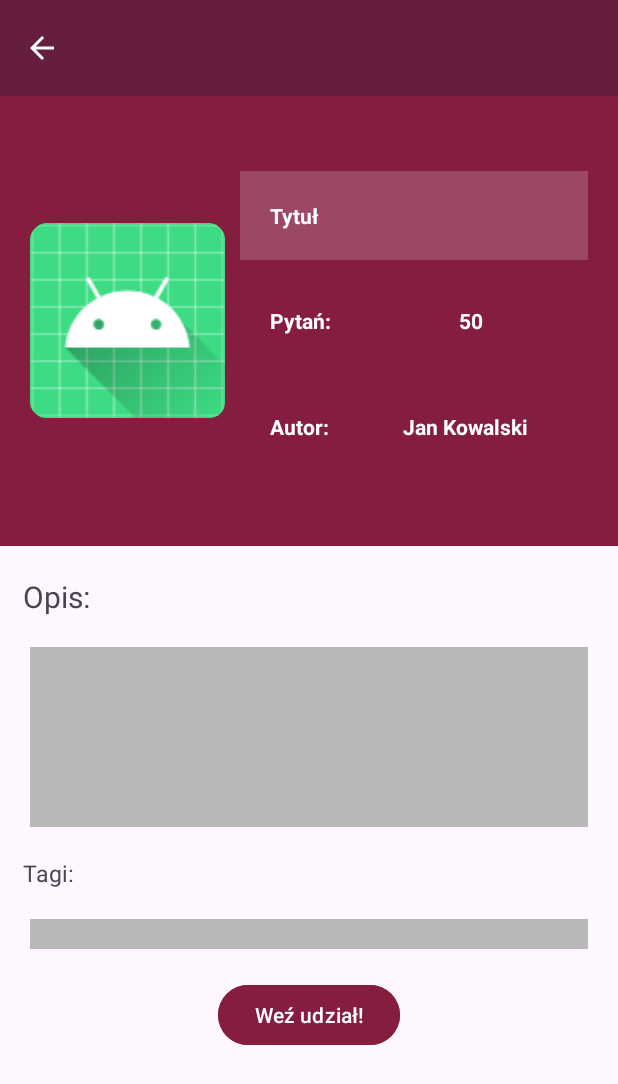
After one commit to m-motyl/quizApp, an Android app: the layout activity_detail_quiz.xml on its own in the app's theme, with its tools: preview values and no code run, on a phone screen of 412 x 824 dp. The commit adds this screen. Shown: the top 1084 px of the screen. Run offline under Robolectric (Android 15) with nearby library versions, the phone set to English and light mode, and no system bars.

Commit message:
add detail quiz

```diff
--- a/app/src/main/res/layout/activity_create_question.xml
+++ b/app/src/main/res/layout/activity_create_question.xml
@@ -2,7 +2,7 @@
 <LinearLayout xmlns:android="http://schemas.android.com/apk/res/android"
     xmlns:app="http://schemas.android.com/apk/res-auto"
     xmlns:tools="http://schemas.android.com/tools"
-    android:id="@+id/question_display"
+    android:id="@+id/create_question"
     android:layout_width="match_parent"
     android:layout_height="match_parent"
     android:orientation="vertical"
--- /dev/null
+++ b/app/src/main/res/layout/activity_detail_quiz.xml
@@ -0,0 +1,162 @@
+<?xml version="1.0" encoding="utf-8"?>
+<LinearLayout xmlns:android="http://schemas.android.com/apk/res/android"
+    xmlns:app="http://schemas.android.com/apk/res-auto"
+    xmlns:tools="http://schemas.android.com/tools"
+    android:id="@+id/detail_quiz"
+    android:layout_width="match_parent"
+    android:layout_height="match_parent"
+    android:orientation="vertical"
+    tools:context=".Projekt.Activities.CreateQuestionActivity">
+
+    <androidx.constraintlayout.widget.ConstraintLayout
+        android:layout_width="match_parent"
+        android:layout_height="wrap_content"
+        android:background="#FFFFFF">
+
+
+        <androidx.appcompat.widget.Toolbar
+            android:id="@+id/detail_quiz_toolbar"
+            android:layout_width="0dp"
+            android:layout_height="wrap_content"
+            android:background="@color/purple_04"
+            android:minHeight="?attr/actionBarSize"
+            android:theme="?attr/actionBarTheme"
+            app:layout_constraintEnd_toEndOf="parent"
+            app:layout_constraintStart_toStartOf="parent"
+            app:layout_constraintTop_toTopOf="parent"
+            app:navigationIcon="@drawable/ic_baseline_arrow_back_24_white" />
+
+    </androidx.constraintlayout.widget.ConstraintLayout>
+
+    <RelativeLayout
+        android:layout_width="match_parent"
+        android:layout_height="300dp"
+        android:background="@color/purple_05"
+        android:padding="20dp">
+
+        <ImageView
+            android:id="@+id/detail_quiz_image"
+            android:layout_width="130dp"
+            android:layout_height="130dp"
+            android:layout_alignParentStart="true"
+            android:layout_centerVertical="true"
+
+            android:layout_marginTop="5dp"
+            android:src="@mipmap/ic_launcher_round" />
+
+        <TextView
+            android:id="@+id/detail_quiz_title"
+            android:layout_width="match_parent"
+            android:layout_height="wrap_content"
+            android:layout_alignStart="@id/detail_quiz_image"
+            android:layout_alignParentTop="true"
+            android:layout_marginStart="140dp"
+            android:layout_marginTop="30dp"
+            android:background="#30ffffff"
+            android:drawablePadding="20dp"
+            android:padding="20dp"
+            android:text="Tytuł"
+            android:textColor="@color/white"
+            android:textStyle="bold" />
+        <TextView
+            android:id="@+id/detail_quiz_questions"
+            android:layout_width="wrap_content"
+            android:layout_height="wrap_content"
+            android:layout_alignStart="@id/detail_quiz_image"
+            android:layout_alignParentTop="true"
+            android:layout_marginStart="140dp"
+            android:layout_marginTop="100dp"
+            android:drawablePadding="20dp"
+            android:padding="20dp"
+            android:textColor="@color/white"
+            android:textStyle="bold"
+            android:text="@string/detail_quiz_questions"/>
+        <TextView
+            android:id="@+id/detail_quiz_number_questions"
+            android:layout_width="wrap_content"
+            android:layout_height="wrap_content"
+            android:layout_alignParentEnd="true"
+            android:layout_alignParentTop="true"
+            android:layout_marginEnd="50dp"
+            android:layout_marginTop="100dp"
+            android:drawablePadding="20dp"
+            android:padding="20dp"
+            android:textColor="@color/white"
+            android:textStyle="bold"
+            android:text="50"/>
+        <TextView
+            android:id="@+id/detail_quiz_author"
+            android:layout_width="wrap_content"
+            android:layout_height="wrap_content"
+            android:layout_alignStart="@id/detail_quiz_image"
+            android:layout_alignParentBottom="true"
+            android:layout_marginStart="140dp"
+            android:layout_marginBottom="30dp"
+            android:drawablePadding="20dp"
+            android:padding="20dp"
+            android:textColor="@color/white"
+            android:textStyle="bold"
+            android:text="@string/details_quiz_author"/>
+
+        <TextView
+            android:id="@+id/detail_quiz_author_name"
+            android:layout_width="wrap_content"
+            android:layout_height="wrap_content"
+            android:layout_alignParentEnd="true"
+            android:layout_alignParentBottom="true"
+            android:layout_marginEnd="20dp"
+            android:layout_marginBottom="30dp"
+            android:drawablePadding="20dp"
+            android:padding="20dp"
+            android:text="Jan Kowalski"
+            android:textColor="@color/white"
+            android:textStyle="bold" />
+
+    </RelativeLayout>
+    <LinearLayout
+        android:layout_width="match_parent"
+        android:layout_height="match_parent"
+        android:orientation="vertical">
+
+        <TextView
+            android:layout_width="wrap_content"
+            android:layout_height="wrap_content"
+            android:text="@string/detail_quiz_description"
+            android:layout_marginStart="15dp"
+            android:layout_marginTop="20dp"
+            android:textSize="20sp"/>
+
+        <TextView
+            android:layout_width="match_parent"
+            android:layout_height="120dp"
+            android:layout_margin="20dp"
+            android:padding="5dp"
+            android:background="#B8B8B8"
+            />
+        <TextView
+            android:layout_width="wrap_content"
+            android:layout_height="wrap_content"
+            android:text="@string/detail_quiz_tags"
+            android:layout_marginStart="15dp"
+            android:textSize="15sp"/>
+        <TextView
+            android:layout_width="match_parent"
+            android:layout_height="20dp"
+            android:layout_margin="20dp"
+            android:padding="5dp"
+            android:background="#B8B8B8"
+            />
+
+        <Button
+            android:id="@+id/question_display_btn_back"
+            android:layout_width="wrap_content"
+            android:layout_height="wrap_content"
+            android:layout_alignParentStart="true"
+            android:backgroundTint="@color/purple_05"
+            android:text="@string/detail_quiz_participate"
+            android:layout_gravity="center_horizontal"/>
+    </LinearLayout>
+
+
+
+</LinearLayout>
--- a/app/src/main/res/values/strings.xml
+++ b/app/src/main/res/values/strings.xml
@@ -45,5 +45,10 @@
     <string name="question_display_btn_add">Dodaj odp</string>
     <string name="create_question_ask_question">Zadaj pytanie</string>
     <string name="create_question_points">Pkt</string>
+    <string name="detail_quiz_questions">Pytań:</string>
+    <string name="details_quiz_author">Autor:</string>
+    <string name="detail_quiz_description">Opis:</string>
+    <string name="detail_quiz_tags">Tagi:</string>
+    <string name="detail_quiz_participate">Weź udział!</string>
 
 </resources>
```
